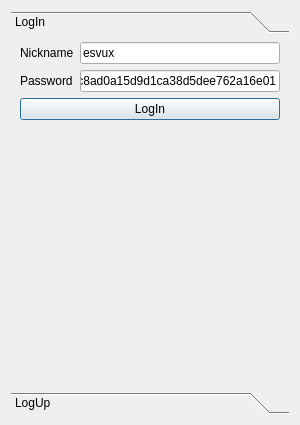
The window that dialoglogin.ui (MacoChave/Proyecto1_SharedFiles-Client) describes before a commit, drawn with Qt 5.
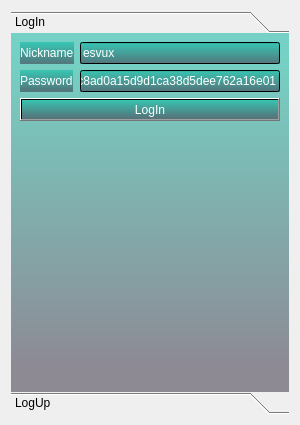
The same window after the commit.

Commit message: Background de widgets

What changed in the file:
```diff
--- a/dialoglogin.ui
+++ b/dialoglogin.ui
@@ -37,6 +37,10 @@
         <height>351</height>
        </rect>
       </property>
+      <property name="styleSheet">
+       <string notr="true">background-color: qlineargradient(spread:pad, x1:0.5, y1:1, x2:0.5, y2:0, stop:0.0700935 rgba(47, 41, 61, 130), stop:0.929907 rgba(0, 180, 156, 130));
+color: rgb(255, 255, 255);</string>
+      </property>
       <attribute name="label">
        <string>LogIn</string>
       </attribute>
```
Left out of the diff: 6 changed lines with no effect on the pictures. The commit also changes 10 other files.
